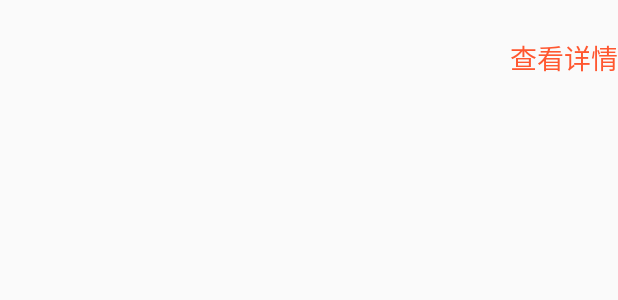
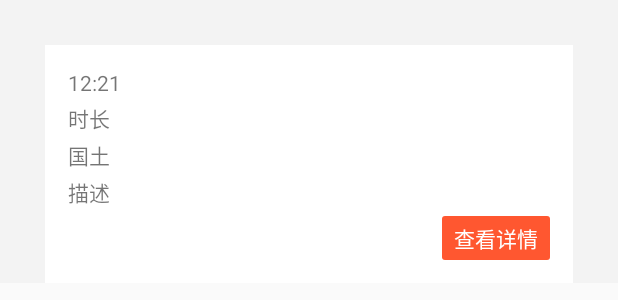
Before and after one commit to 603lyy/cis, an Android app: the layout item_record.xml on its own in the app's theme, with its tools: preview values and no code run, on a phone screen of 412 x 824 dp. Shown: the top 300 px of the screen. Run offline under Robolectric (Android 15) with nearby library versions, the phone set to English and light mode, and no system bars.

Commit message:
修改巡查记录界面

```diff
--- a/app/src/main/java/com/yaheen/cis/activity/RecordActivity.java
+++ b/app/src/main/java/com/yaheen/cis/activity/RecordActivity.java
@@ -35,6 +35,7 @@ public class RecordActivity extends PermissionActivity {
         setContentView(R.layout.activity_record);
 
         showLoadingDialog();
+        setBackVisible(false);
 
         rvRecord = findViewById(R.id.rv_record);
         rvRecord.setLayoutManager(new LinearLayoutManager(this));
--- a/app/src/main/java/com/yaheen/cis/adapter/ProblemAdapter.java
+++ b/app/src/main/java/com/yaheen/cis/adapter/ProblemAdapter.java
@@ -30,6 +30,12 @@ public class ProblemAdapter extends BaseQuickAdapter<QuestionBean.TypeArrBean, B
     protected void convert(BaseViewHolder helper, final QuestionBean.TypeArrBean item) {
         checkBox = helper.getView(R.id.cb_problem);
         helper.setText(R.id.cb_problem, item.getName());
+
+        if(item.isSelected()){
+            checkBox.setChecked(true);
+        }else {
+            checkBox.setChecked(false);
+        }
 
         checkBox.setOnClickListener(new View.OnClickListener() {
             @Override
--- a/app/src/main/res/drawable/edit_text_primary_round.xml
+++ b/app/src/main/res/drawable/btn_primary_round.xml
@@ -1,7 +1,5 @@
 <?xml version="1.0" encoding="utf-8"?>
 <shape xmlns:android="http://schemas.android.com/apk/res/android">
-    <stroke
-        android:width="2dp"
-        android:color="@color/colorPrimary" />
+    <solid android:color="@color/colorPrimary" />
     <corners android:radius="2dp" />
 </shape>
--- a/app/src/main/res/layout/activity_main.xml
+++ b/app/src/main/res/layout/activity_main.xml
@@ -5,8 +5,8 @@
     android:layout_width="match_parent"
     android:layout_height="match_parent"
     android:orientation="vertical"
-    android:paddingLeft="50dp"
-    android:paddingRight="50dp"
+    android:paddingLeft="60dp"
+    android:paddingRight="60dp"
     android:paddingTop="100dp"
     tools:context=".activity.LoginActivity">
 
--- a/app/src/main/res/layout/activity_record.xml
+++ b/app/src/main/res/layout/activity_record.xml
@@ -5,6 +5,8 @@
     android:layout_width="match_parent"
     android:layout_height="match_parent"
     android:orientation="vertical"
+    android:paddingBottom="20dp"
+    android:background="@color/colorHint"
     tools:context=".activity.RecordActivity">
 
     <include layout="@layout/item_title_bar" />
--- a/app/src/main/res/layout/item_record.xml
+++ b/app/src/main/res/layout/item_record.xml
@@ -1,21 +1,62 @@
 <?xml version="1.0" encoding="utf-8"?>
 <LinearLayout xmlns:android="http://schemas.android.com/apk/res/android"
     android:layout_width="match_parent"
-    android:layout_height="80dp"
-    android:orientation="vertical">
+    android:layout_height="wrap_content"
+    android:background="@color/colorHint"
+    android:orientation="vertical"
+    android:paddingLeft="30dp"
+    android:paddingRight="30dp"
+    android:paddingTop="30dp">
 
-    <TextView
-        android:id="@+id/tv_describe"
+    <LinearLayout
         android:layout_width="match_parent"
-        android:layout_height="wrap_content" />
+        android:layout_height="wrap_content"
+        android:background="@color/white"
+        android:orientation="vertical"
+        android:padding="15dp">
 
-    <TextView
-        android:text="@string/record_detail"
-        android:layout_width="match_parent"
-        android:textSize="18dp"
-        android:layout_marginTop="5dp"
-        android:textColor="@color/colorPrimary"
-        android:gravity="end"
-        android:layout_height="wrap_content" />
+        <TextView
+            android:id="@+id/tv_time"
+            android:layout_width="match_parent"
+            android:text="12:21"
+            android:layout_height="wrap_content" />
+
+        <TextView
+            android:id="@+id/tv_duration"
+            android:layout_width="match_parent"
+            android:layout_height="wrap_content"
+            android:text="时长"
+            android:layout_marginTop="3dp" />
+
+        <TextView
+            android:id="@+id/tv_type"
+            android:layout_width="match_parent"
+            android:layout_height="wrap_content"
+            android:text="国土"
+            android:layout_marginTop="3dp" />
+
+        <TextView
+            android:id="@+id/tv_describe"
+            android:layout_width="match_parent"
+            android:text="描述"
+            android:layout_height="wrap_content"
+            android:layout_marginTop="3dp" />
+
+        <TextView
+            android:id="@+id/tv_detail"
+            android:layout_width="wrap_content"
+            android:layout_height="wrap_content"
+            android:layout_marginTop="5dp"
+            android:layout_gravity="end"
+            android:paddingTop="4dp"
+            android:paddingBottom="4dp"
+            android:paddingRight="8dp"
+            android:paddingLeft="8dp"
+            android:background="@drawable/btn_primary_round"
+            android:text="@string/record_detail"
+            android:textColor="@color/white"
+            android:textSize="14dp" />
+
+    </LinearLayout>
 
 </LinearLayout>
--- a/app/src/main/res/values/strings.xml
+++ b/app/src/main/res/values/strings.xml
@@ -28,6 +28,7 @@
     <string name="detail_commit_fail">上报失败</string>
 
     <string name="record_detail">查看详情</string>
+    <string name="record_title_content">巡查记录</string>
 
     <string name="photo_album">相册</string>
     <string name="take_photo">拍照</string>
```
Also changed, not shown: app/src/main/java/com/yaheen/cis/activity/base/BaseActivity.java (+15 -0 lines), app/src/main/java/com/yaheen/cis/entity/RecordEventBean.java (+57 -1 lines).
